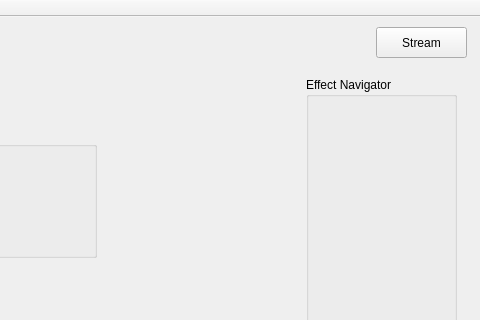
Above: qdio/mainwindow.ui from Maxime445/EffectProject_old before the change; both pictures show x 314 to 794 and y 0 to 320 of the 794 by 497 pixel window. Below: the same form after it.
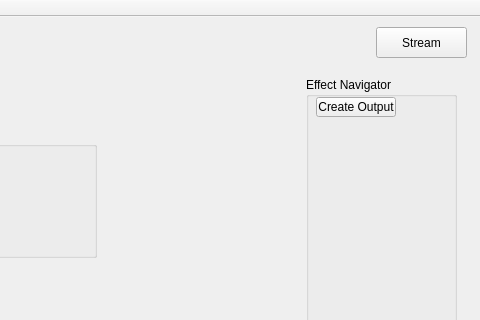
That is the form after the change.

Commit message: OutputTile added. Functioning drag and drop (with crashes), functioning "Movable" creation and child classes (OutputTile).

```diff
--- a/qdio/mainwindow.ui
+++ b/qdio/mainwindow.ui
@@ -112,6 +112,19 @@
     <property name="title">
      <string>Effect Navigator</string>
     </property>
+    <widget class="QPushButton" name="pushButton">
+     <property name="geometry">
+      <rect>
+       <x>10</x>
+       <y>20</y>
+       <width>80</width>
+       <height>20</height>
+      </rect>
+     </property>
+     <property name="text">
+      <string>Create Output</string>
+     </property>
+    </widget>
    </widget>
    <widget class="QGroupBox" name="settings">
     <property name="geometry">
```
The commit also changes 7 other files.
